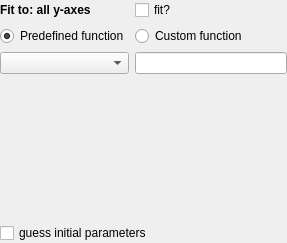
Before: the Qt Designer form nomad_camels/gui/fit_definer.ui in FAU-LAP/NOMAD-CAMELS, drawn with Qt 5.
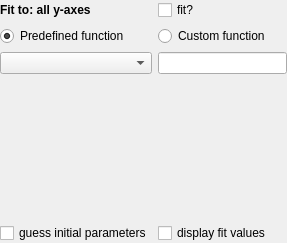
After: the same form once the commit is applied.

Commit message: Fit values can now be displayed directly in the plot

```diff
--- a/nomad_camels/gui/fit_definer.ui
+++ b/nomad_camels/gui/fit_definer.ui
@@ -33,13 +33,6 @@
      </property>
     </widget>
    </item>
-   <item row="4" column="0" colspan="2">
-    <widget class="QCheckBox" name="checkBox_guess">
-     <property name="text">
-      <string>guess initial parameters</string>
-     </property>
-    </widget>
-   </item>
    <item row="1" column="0">
     <widget class="QRadioButton" name="radioButton_predef_func">
      <property name="text">
@@ -90,6 +83,20 @@
      </property>
     </widget>
    </item>
+   <item row="4" column="0">
+    <widget class="QCheckBox" name="checkBox_guess">
+     <property name="text">
+      <string>guess initial parameters</string>
+     </property>
+    </widget>
+   </item>
+   <item row="4" column="1">
+    <widget class="QCheckBox" name="checkBox_display_values">
+     <property name="text">
+      <string>display fit values</string>
+     </property>
+    </widget>
+   </item>
   </layout>
  </widget>
  <resources/>
```
The commit also changes 4 other files.
